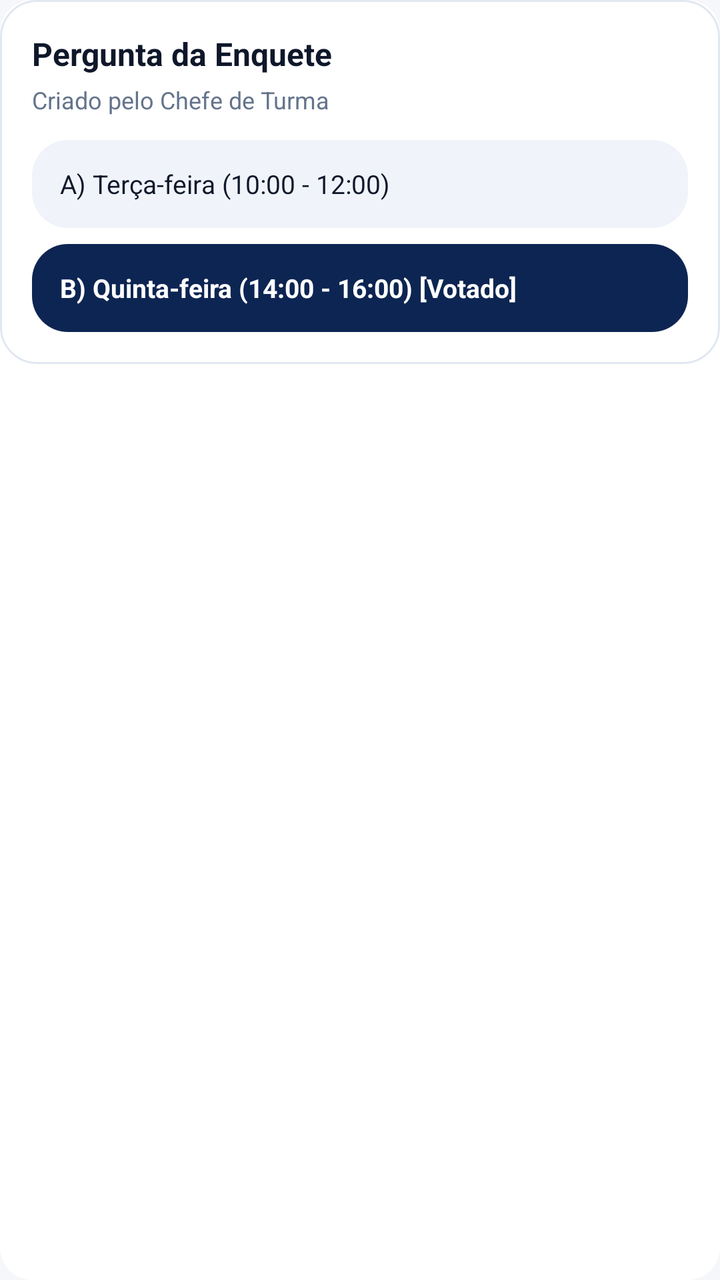
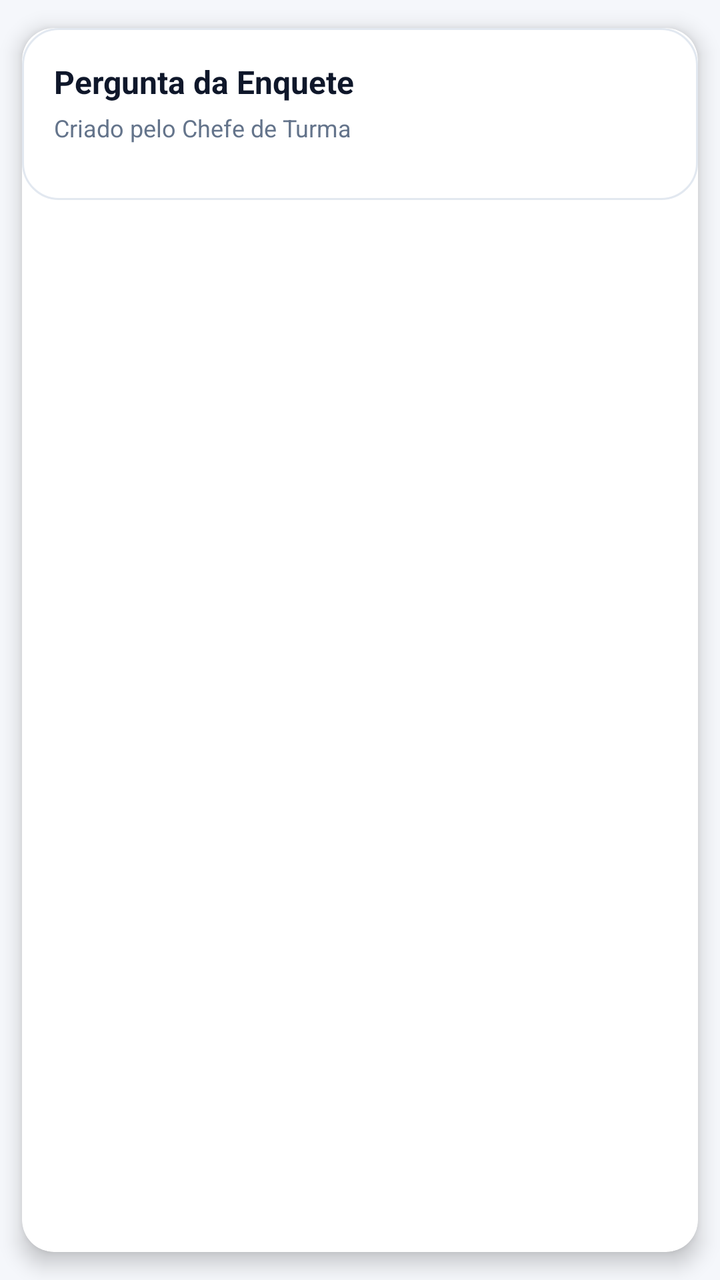

An Android layout rendered at two revisions. The XML below is the earlier revision; the diff shows what the commit changed to produce the second picture.
<!-- AndroidManifest.xml: application theme Theme.Lory -->
<!-- res/layout/item_enquete_card.xml -->
<?xml version="1.0" encoding="utf-8"?>
<androidx.cardview.widget.CardView xmlns:android="http://schemas.android.com/apk/res/android"
    xmlns:app="http://schemas.android.com/apk/res-auto"
    android:layout_width="match_parent"
    android:layout_height="wrap_content"
    android:layout_marginBottom="16dp"
    app:cardCornerRadius="16dp"
    app:cardElevation="0dp">

    <LinearLayout
        android:layout_width="match_parent"
        android:layout_height="wrap_content"
        android:background="@drawable/bg_welcome_card"
        android:orientation="vertical"
        android:padding="16dp">

        <TextView
            android:id="@+id/tv_enquete_pergunta"
            android:layout_width="wrap_content"
            android:layout_height="wrap_content"
            android:text="Pergunta da Enquete"
            android:textColor="@color/text_primary"
            android:textSize="16sp"
            android:textStyle="bold" />

        <TextView
            android:id="@+id/tv_enquete_meta"
            android:layout_width="wrap_content"
            android:layout_height="wrap_content"
            android:layout_marginTop="4dp"
            android:layout_marginBottom="12dp"
            android:text="Criado pelo Chefe de Turma"
            android:textColor="@color/text_secondary"
            android:textSize="12sp" />

        
        <TextView
            android:id="@+id/tv_opcao_1"
            android:layout_width="match_parent"
            android:layout_height="44dp"
            android:layout_marginBottom="8dp"
            android:background="@drawable/bg_card_light"
            android:gravity="center_vertical"
            android:paddingStart="14dp"
            android:paddingEnd="14dp"
            android:text="A) Terça-feira (10:00 - 12:00)"
            android:textColor="@color/text_primary"
            android:textSize="13sp" />

        
        <TextView
            android:id="@+id/tv_opcao_2"
            android:layout_width="match_parent"
            android:layout_height="44dp"
            android:background="@drawable/bg_card_dark"
            android:gravity="center_vertical"
            android:paddingStart="14dp"
            android:paddingEnd="14dp"
            android:text="B) Quinta-feira (14:00 - 16:00) [Votado]"
            android:textColor="@color/white"
            android:textSize="13sp"
            android:textStyle="bold" />

    </LinearLayout>
</androidx.cardview.widget.CardView>
<!-- resources referenced by this layout -->
<resources>
  <color name="text_primary">#0F172A</color>
  <color name="text_secondary">#64748B</color>
  <color name="white">#FFFFFFFF</color>
  <!-- drawable bg_card_dark (drawable) -->
  <?xml version="1.0" encoding="utf-8"?>
  <shape xmlns:android="http://schemas.android.com/apk/res/android"
      android:shape="rectangle">
      <solid android:color="@color/primary_dark_blue" />
      <corners android:radius="18dp" />
  </shape>
  <!-- drawable bg_card_light (drawable) -->
  <?xml version="1.0" encoding="utf-8"?>
  <shape xmlns:android="http://schemas.android.com/apk/res/android"
      android:shape="rectangle">
      <solid android:color="@color/card_light" />
      <corners android:radius="18dp" />
  </shape>
  <!-- drawable bg_welcome_card (drawable) -->
  <?xml version="1.0" encoding="utf-8"?>
  <shape xmlns:android="http://schemas.android.com/apk/res/android"
      android:shape="rectangle">
      <solid android:color="@color/surface_white" />
      <corners android:radius="18dp" />
      <stroke
          android:width="1dp"
          android:color="#E2E8F0" />
  </shape>
  <style name="Theme.Lory" parent="Base.Theme.Lory" />
  <color name="primary_dark_blue">#0D2552</color>
  <color name="card_light">#F0F4FA</color>
  <color name="surface_white">#FFFFFF</color>
  <style name="Base.Theme.Lory" parent="Theme.Material3.DayNight.NoActionBar">
          
          <item name="colorPrimary">@color/primary_dark_blue</item>
          <item name="colorOnPrimary">@color/white</item>
          <item name="colorContainer">@color/surface_white</item>
          <item name="android:statusBarColor">@color/background_light</item>
          <item name="android:windowLightStatusBar">true</item>
          <item name="android:windowBackground">@color/background_light</item>
      </style>
  <color name="background_light">#F5F7FB</color>
</resources>

<!-- the commit's change to res/layout/item_enquete_card.xml (unified diff, before → after) -->
@@ -5,7 +5,8 @@
     android:layout_height="wrap_content"
     android:layout_marginBottom="16dp"
     app:cardCornerRadius="16dp"
-    app:cardElevation="0dp">
+    app:cardElevation="6dp"
+    app:cardUseCompatPadding="true">
 
     <LinearLayout
         android:layout_width="match_parent"
@@ -33,33 +34,11 @@
             android:textColor="@color/text_secondary"
             android:textSize="12sp" />
 
-        
-        <TextView
-            android:id="@+id/tv_opcao_1"
+        <LinearLayout
+            android:id="@+id/ll_poll_options"
             android:layout_width="match_parent"
-            android:layout_height="44dp"
-            android:layout_marginBottom="8dp"
-            android:background="@drawable/bg_card_light"
-            android:gravity="center_vertical"
-            android:paddingStart="14dp"
-            android:paddingEnd="14dp"
-            android:text="A) Terça-feira (10:00 - 12:00)"
-            android:textColor="@color/text_primary"
-            android:textSize="13sp" />
-
-        
-        <TextView
-            android:id="@+id/tv_opcao_2"
-            android:layout_width="match_parent"
-            android:layout_height="44dp"
-            android:background="@drawable/bg_card_dark"
-            android:gravity="center_vertical"
-            android:paddingStart="14dp"
-            android:paddingEnd="14dp"
-            android:text="B) Quinta-feira (14:00 - 16:00) [Votado]"
-            android:textColor="@color/white"
-            android:textSize="13sp"
-            android:textStyle="bold" />
+            android:layout_height="wrap_content"
+            android:orientation="vertical" />
 
     </LinearLayout>
 </androidx.cardview.widget.CardView>
<!-- resource entries referenced after the edit -->
@@ -3,20 +3,6 @@
   <color name="text_primary">#0F172A</color>
   <color name="text_secondary">#64748B</color>
   <color name="white">#FFFFFFFF</color>
-  <!-- drawable bg_card_dark (drawable) -->
-  <?xml version="1.0" encoding="utf-8"?>
-  <shape xmlns:android="http://schemas.android.com/apk/res/android"
-      android:shape="rectangle">
-      <solid android:color="@color/primary_dark_blue" />
-      <corners android:radius="18dp" />
-  </shape>
-  <!-- drawable bg_card_light (drawable) -->
-  <?xml version="1.0" encoding="utf-8"?>
-  <shape xmlns:android="http://schemas.android.com/apk/res/android"
-      android:shape="rectangle">
-      <solid android:color="@color/card_light" />
-      <corners android:radius="18dp" />
-  </shape>
   <!-- drawable bg_welcome_card (drawable) -->
   <?xml version="1.0" encoding="utf-8"?>
   <shape xmlns:android="http://schemas.android.com/apk/res/android"
@@ -29,7 +15,6 @@
   </shape>
   <style name="Theme.Lory" parent="Base.Theme.Lory" />
   <color name="primary_dark_blue">#0D2552</color>
-  <color name="card_light">#F0F4FA</color>
   <color name="surface_white">#FFFFFF</color>
   <style name="Base.Theme.Lory" parent="Theme.Material3.DayNight.NoActionBar">
           
